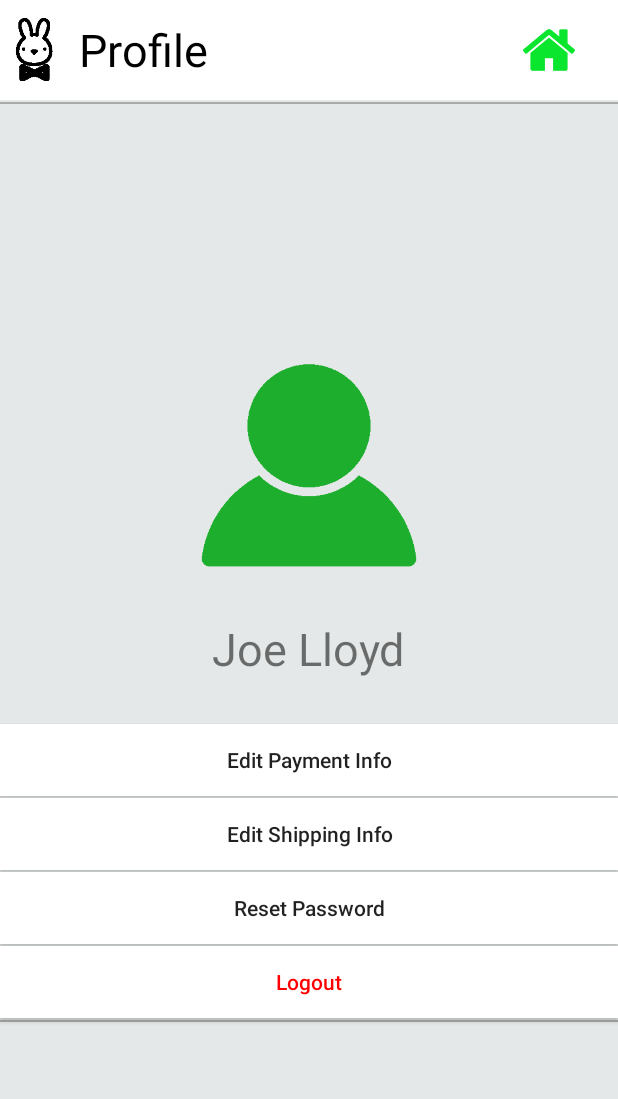
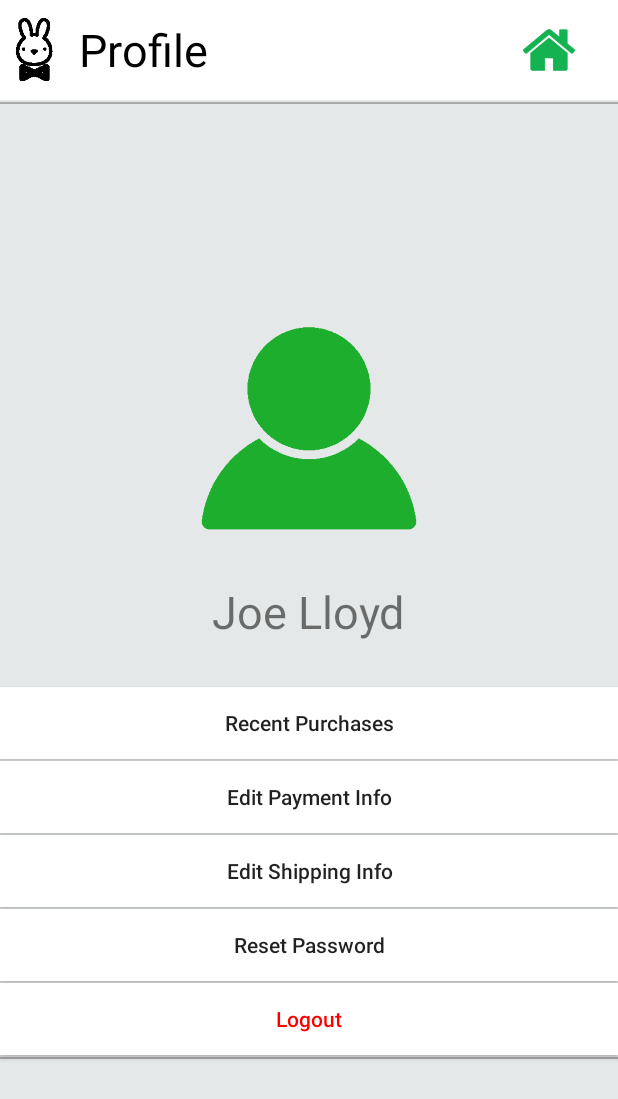
Before and after one commit to estebanreyl/conejo-android, an Android app: the profileActivity screen opened directly, with no data from a screen before it, on a phone screen of 412 x 824 dp. Shown: the top 1099 px of the screen. Run offline under Robolectric (Android 15) with nearby library versions, the phone set to English and light mode, and no system bars.

Commit message:
Further UI changes and connecting screens

```diff
--- a/app/src/main/java/conejo/stanford/conejo/LoginActivity.java
+++ b/app/src/main/java/conejo/stanford/conejo/LoginActivity.java
@@ -106,6 +106,7 @@ public class LoginActivity extends AppCompatActivity {
         _loginButton.setEnabled(true);
         Intent intent = new Intent(this, MainActivity.class);
         startActivity(intent);
+        finish();
     }
 
     public void onLoginFailed() {
--- a/app/src/main/res/layout/activity_buy_screen.xml
+++ b/app/src/main/res/layout/activity_buy_screen.xml
@@ -50,9 +50,9 @@
             android:layout_width="match_parent"
             android:layout_height="0dp"
             android:layout_weight="4"
-            android:scaleType="centerInside"
+            android:scaleType="fitCenter"
             android:visibility="visible"
-            android:padding="20dp"
+            android:padding="5dp"
             android:src="@mipmap/shirt_1" />
         <TextView
             android:id="@+id/description"
@@ -60,7 +60,7 @@
             android:layout_height="0dp"
             android:layout_weight="4"
             android:text="Shirt from Gap's Summer 2008 collection\n\n Conejo's Recommended size: M \n$41.99"
-            android:padding="20dp"
+            android:padding="10dp"
             android:gravity="center"
             android:textSize="20sp"/>
 
--- a/app/src/main/res/layout/activity_login.xml
+++ b/app/src/main/res/layout/activity_login.xml
@@ -8,7 +8,7 @@
         android:paddingTop="56dp"
         android:paddingLeft="24dp"
         android:paddingRight="24dp"
-        android:background="#6FE2A2"
+        android:background="@drawable/background"
         tools:context="conejo.stanford.conejo.LoginActivity">
 
         <ImageView android:src="@drawable/logo"
@@ -69,6 +69,7 @@
             android:layout_marginBottom="24dp"
             android:text="No account yet? Create one"
             android:gravity="center"
+            android:textColor="@android:color/white"
             android:textSize="16dip"/>
 
     </LinearLayout>
--- a/app/src/main/res/layout/activity_payment_info.xml
+++ b/app/src/main/res/layout/activity_payment_info.xml
@@ -46,7 +46,8 @@
             android:layout_height="match_parent"
             android:layout_weight="1"
             android:scaleType="fitCenter"
-            android:visibility="visible"/>
+            android:visibility="visible"
+            android:onClick="openHome"/>
 
     </LinearLayout>
     <View
--- a/app/src/main/res/layout/activity_profile.xml
+++ b/app/src/main/res/layout/activity_profile.xml
@@ -46,7 +46,8 @@
             android:layout_height="match_parent"
             android:layout_weight="1"
             android:scaleType="fitCenter"
-            android:visibility="visible"/>
+            android:visibility="visible"
+            android:onClick="openHome"/>
 
     </LinearLayout>
 
@@ -76,6 +77,15 @@
             android:layout_marginBottom="30dp"
             android:textSize="30sp"/>
 
+        <!--Recent Purchases-->
+        <Button
+            android:layout_width="match_parent"
+            android:layout_height="wrap_content"
+            android:text="Recent Purchases"
+            android:background="@android:color/white"
+            android:textAllCaps="false"
+            android:layout_marginBottom="1dp"
+            android:onClick="openOrders"/>
 
         <!--Payment Button-->
         <Button
@@ -84,7 +94,8 @@
             android:text="Edit Payment Info"
             android:background="@android:color/white"
             android:textAllCaps="false"
-            android:layout_marginBottom="1dp"/>
+            android:layout_marginBottom="1dp"
+            android:onClick="openEditPayment"/>
 
 
         <!--Shipping Button-->
@@ -94,7 +105,8 @@
             android:text="Edit Shipping Info"
             android:layout_marginBottom="1dp"
             android:background="@android:color/white"
-            android:textAllCaps="false"/>
+            android:textAllCaps="false"
+            android:onClick="openOrders"/>
 
         <!--Password Button-->
         <Button
@@ -103,8 +115,8 @@
             android:text="Reset Password"
             android:layout_marginBottom="1dp"
             android:background="@android:color/white"
-            android:textAllCaps="false"/>
-
+            android:textAllCaps="false"
+            android:onClick="resetPassword"/>
 
         <!--Logout Button-->
         <Button
@@ -113,7 +125,8 @@
             android:text="Logout"
             android:textColor="#ff0000"
             android:background="@android:color/white"
-            android:textAllCaps="false"/>
+            android:textAllCaps="false"
+            android:onClick="logoutShipping"/>
 
         <View
             android:layout_width="match_parent"
--- a/app/src/main/res/layout/item_cover_buy.xml
+++ b/app/src/main/res/layout/item_cover_buy.xml
@@ -38,7 +38,7 @@
                 android:layout_weight="2"
                 android:textColor="#1dae2e"
                 android:background="@android:color/transparent"
-                android:text="Buy $40.99" />
+                android:text="$40.99" />
 
         </LinearLayout>
 
```
Also changed, not shown: app/src/main/java/conejo/stanford/conejo/MainActivity.java (+7 -3 lines), app/src/main/java/conejo/stanford/conejo/PaymentInfo.java (+7 -0 lines), app/src/main/java/conejo/stanford/conejo/SimilarItems.java (+8 -7 lines), app/src/main/java/conejo/stanford/conejo/profileActivity.java (+35 -0 lines), app/src/main/res/layout/activity_main.xml (+4 -3 lines), app/src/main/res/layout/activity_similar_items.xml (+12 -8 lines), app/src/main/res/drawable/Icons/home.png, app/src/main/res/drawable/home.png, 3 other files.
